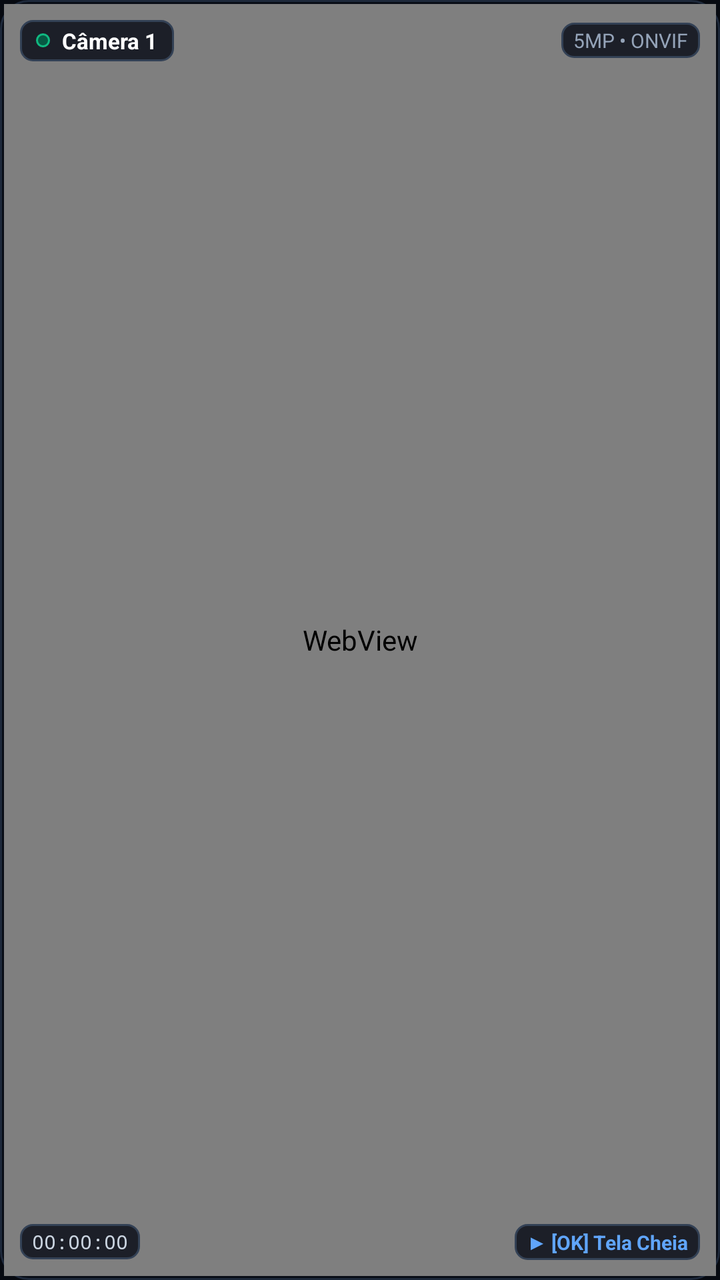
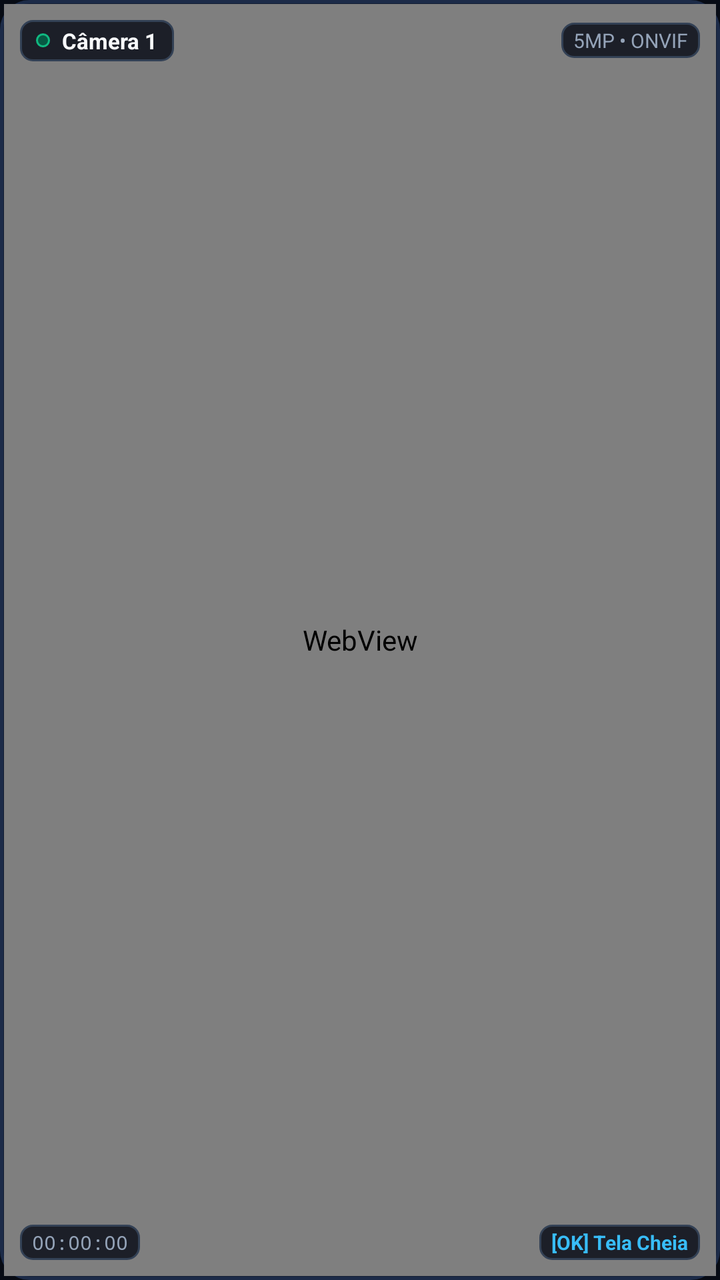

The first picture is an Android layout as it rendered before a commit; the second is the same layout after the commit. The layout source and the unified diff follow.
<!-- AndroidManifest.xml: application theme Theme.ServONVIF -->
<!-- res/layout/item_mosaic_camera.xml -->
<?xml version="1.0" encoding="utf-8"?>
<FrameLayout xmlns:android="http://schemas.android.com/apk/res/android"
    android:id="@+id/cellRoot"
    android:layout_width="match_parent"
    android:layout_height="match_parent"
    android:background="@drawable/selector_camera_cell"
    android:focusable="true"
    android:clickable="true"
    android:padding="2dp">

    
    <WebView
        android:id="@+id/cellWebView"
        android:layout_width="match_parent"
        android:layout_height="match_parent"
        android:background="#000000"
        android:focusable="false"
        android:clickable="false" />

    
    <LinearLayout
        android:id="@+id/cellOfflineOverlay"
        android:layout_width="match_parent"
        android:layout_height="match_parent"
        android:orientation="vertical"
        android:gravity="center"
        android:background="#1E293B"
        android:visibility="gone"
        android:padding="16dp">

        <TextView
            android:layout_width="wrap_content"
            android:layout_height="wrap_content"
            android:text="📹"
            android:textSize="32sp" />

        <TextView
            android:id="@+id/tvOfflineTitle"
            android:layout_width="wrap_content"
            android:layout_height="wrap_content"
            android:text="Câmera Desconectada"
            android:textColor="#E2E8F0"
            android:textSize="14sp"
            android:textStyle="bold"
            android:layout_marginTop="8dp" />

        <TextView
            android:id="@+id/tvOfflineSub"
            android:layout_width="wrap_content"
            android:layout_height="wrap_content"
            android:text="Tentando reconectar..."
            android:textColor="#94A3B8"
            android:textSize="11sp"
            android:layout_marginTop="4dp" />
    </LinearLayout>

    
    <LinearLayout
        android:id="@+id/layoutTopOsd"
        android:layout_width="match_parent"
        android:layout_height="wrap_content"
        android:orientation="horizontal"
        android:gravity="center_vertical"
        android:layout_gravity="top"
        android:padding="8dp">

        
        <LinearLayout
            android:layout_width="wrap_content"
            android:layout_height="wrap_content"
            android:orientation="horizontal"
            android:gravity="center_vertical"
            android:background="@drawable/bg_osd_pill"
            android:paddingStart="8dp"
            android:paddingEnd="8dp"
            android:paddingTop="3dp"
            android:paddingBottom="3dp">

            <View
                android:id="@+id/dotLive"
                android:layout_width="7dp"
                android:layout_height="7dp"
                android:background="@drawable/bg_live_badge"
                android:layout_marginEnd="6dp" />

            <TextView
                android:id="@+id/tvCellName"
                android:layout_width="wrap_content"
                android:layout_height="wrap_content"
                android:text="Câmera 1"
                android:textColor="#FFFFFF"
                android:textSize="11sp"
                android:textStyle="bold"
                android:singleLine="true" />
        </LinearLayout>

        <View
            android:layout_width="0dp"
            android:layout_height="1dp"
            android:layout_weight="1" />

        
        <TextView
            android:id="@+id/tvCellInfo"
            android:layout_width="wrap_content"
            android:layout_height="wrap_content"
            android:text="5MP • ONVIF"
            android:textColor="#94A3B8"
            android:textSize="10sp"
            android:background="@drawable/bg_osd_pill"
            android:paddingStart="6dp"
            android:paddingEnd="6dp"
            android:paddingTop="2dp"
            android:paddingBottom="2dp" />
    </LinearLayout>

    
    <LinearLayout
        android:id="@+id/layoutCellMotionBanner"
        android:layout_width="wrap_content"
        android:layout_height="wrap_content"
        android:layout_gravity="center"
        android:orientation="horizontal"
        android:gravity="center_vertical"
        android:background="@drawable/bg_motion_alert_badge"
        android:paddingStart="12dp"
        android:paddingEnd="12dp"
        android:paddingTop="5dp"
        android:paddingBottom="5dp"
        android:visibility="gone">

        <TextView
            android:id="@+id/tvMotionBannerText"
            android:layout_width="wrap_content"
            android:layout_height="wrap_content"
            android:text="⚠️ MOVIMENTO DETECTADO"
            android:textColor="#FFFFFF"
            android:textSize="11sp"
            android:textStyle="bold" />
    </LinearLayout>

    
    <LinearLayout
        android:id="@+id/layoutBottomOsd"
        android:layout_width="match_parent"
        android:layout_height="wrap_content"
        android:orientation="horizontal"
        android:gravity="center_vertical"
        android:layout_gravity="bottom"
        android:padding="8dp">

        <TextView
            android:id="@+id/tvCellClock"
            android:layout_width="wrap_content"
            android:layout_height="wrap_content"
            android:text="00:00:00"
            android:textColor="#CBD5E1"
            android:textSize="10sp"
            android:fontFamily="monospace"
            android:background="@drawable/bg_osd_pill"
            android:paddingStart="6dp"
            android:paddingEnd="6dp"
            android:paddingTop="2dp"
            android:paddingBottom="2dp" />

        <View
            android:layout_width="0dp"
            android:layout_height="1dp"
            android:layout_weight="1" />

        <TextView
            android:id="@+id/tvCellHint"
            android:layout_width="wrap_content"
            android:layout_height="wrap_content"
            android:text="▶ [OK] Tela Cheia"
            android:textColor="#60A5FA"
            android:textSize="10sp"
            android:textStyle="bold"
            android:background="@drawable/bg_osd_pill"
            android:paddingStart="6dp"
            android:paddingEnd="6dp"
            android:paddingTop="2dp"
            android:paddingBottom="2dp" />
    </LinearLayout>
</FrameLayout>
<!-- resources referenced by this layout -->
<resources>
  <!-- drawable bg_live_badge (drawable) -->
  <?xml version="1.0" encoding="utf-8"?>
  <shape xmlns:android="http://schemas.android.com/apk/res/android"
      android:shape="rectangle">
      <solid android:color="#E6065F46" />
      <stroke android:width="1dp" android:color="#10B981" />
      <corners android:radius="6dp" />
  </shape>
  <!-- drawable bg_motion_alert_badge (drawable) -->
  <?xml version="1.0" encoding="utf-8"?>
  <shape xmlns:android="http://schemas.android.com/apk/res/android"
      android:shape="rectangle">
      <solid android:color="#E6991B1B" />
      <stroke android:width="1dp" android:color="#EF4444" />
      <corners android:radius="6dp" />
  </shape>
  <!-- drawable bg_osd_pill (drawable) -->
  <?xml version="1.0" encoding="utf-8"?>
  <shape xmlns:android="http://schemas.android.com/apk/res/android"
      android:shape="rectangle">
      <solid android:color="#D90B0F19" />
      <corners android:radius="6dp" />
      <stroke
          android:width="1dp"
          android:color="#334155" />
  </shape>
  <!-- drawable selector_camera_cell (drawable) -->
  <?xml version="1.0" encoding="utf-8"?>
  <selector xmlns:android="http://schemas.android.com/apk/res/android">
      <item android:state_focused="true" android:drawable="@drawable/bg_camera_cell_focused" />
      <item android:state_pressed="true" android:drawable="@drawable/bg_camera_cell_focused" />
      <item android:drawable="@drawable/bg_camera_cell" />
  </selector>
  <style name="Theme.ServONVIF" parent="Theme.MaterialComponents.DayNight.NoActionBar">
          <item name="colorPrimary">@color/blue_primary</item>
          <item name="android:windowBackground">@color/dark_bg</item>
      </style>
  <!-- drawable bg_camera_cell_focused (drawable) -->
  <?xml version="1.0" encoding="utf-8"?>
  <shape xmlns:android="http://schemas.android.com/apk/res/android"
      android:shape="rectangle">
      <solid android:color="#0F172A" />
      <corners android:radius="14dp" />
      <stroke
          android:width="2.5dp"
          android:color="#38BDF8" />
  </shape>
  <!-- drawable bg_camera_cell (drawable) -->
  <?xml version="1.0" encoding="utf-8"?>
  <shape xmlns:android="http://schemas.android.com/apk/res/android"
      android:shape="rectangle">
      <solid android:color="#090D16" />
      <corners android:radius="14dp" />
      <stroke
          android:width="1dp"
          android:color="#1E293B" />
  </shape>
  <color name="blue_primary">#FF2563EB</color>
  <color name="dark_bg">#FF070A11</color>
</resources>

<!-- the commit's change to res/layout/item_mosaic_camera.xml (unified diff, before → after) -->
@@ -13,7 +13,7 @@
         android:id="@+id/cellWebView"
         android:layout_width="match_parent"
         android:layout_height="match_parent"
-        android:background="#000000"
+        android:background="@color/black"
         android:focusable="false"
         android:clickable="false" />
 
@@ -24,22 +24,16 @@
         android:layout_height="match_parent"
         android:orientation="vertical"
         android:gravity="center"
-        android:background="#1E293B"
+        android:background="@color/card_bg"
         android:visibility="gone"
         android:padding="16dp">
-
-        <TextView
-            android:layout_width="wrap_content"
-            android:layout_height="wrap_content"
-            android:text="📹"
-            android:textSize="32sp" />
 
         <TextView
             android:id="@+id/tvOfflineTitle"
             android:layout_width="wrap_content"
             android:layout_height="wrap_content"
             android:text="Câmera Desconectada"
-            android:textColor="#E2E8F0"
+            android:textColor="@color/text_primary"
             android:textSize="14sp"
             android:textStyle="bold"
             android:layout_marginTop="8dp" />
@@ -49,7 +43,7 @@
             android:layout_width="wrap_content"
             android:layout_height="wrap_content"
             android:text="Tentando reconectar..."
-            android:textColor="#94A3B8"
+            android:textColor="@color/text_secondary"
             android:textSize="11sp"
             android:layout_marginTop="4dp" />
     </LinearLayout>
@@ -88,7 +82,7 @@
                 android:layout_width="wrap_content"
                 android:layout_height="wrap_content"
                 android:text="Câmera 1"
-                android:textColor="#FFFFFF"
+                android:textColor="@color/text_primary"
                 android:textSize="11sp"
                 android:textStyle="bold"
                 android:singleLine="true" />
@@ -105,7 +99,7 @@
             android:layout_width="wrap_content"
             android:layout_height="wrap_content"
             android:text="5MP • ONVIF"
-            android:textColor="#94A3B8"
+            android:textColor="@color/text_secondary"
             android:textSize="10sp"
             android:background="@drawable/bg_osd_pill"
             android:paddingStart="6dp"
@@ -133,8 +127,8 @@
             android:id="@+id/tvMotionBannerText"
             android:layout_width="wrap_content"
             android:layout_height="wrap_content"
-            android:text="⚠️ MOVIMENTO DETECTADO"
-            android:textColor="#FFFFFF"
+            android:text="MOVIMENTO DETECTADO"
+            android:textColor="@color/text_primary"
             android:textSize="11sp"
             android:textStyle="bold" />
     </LinearLayout>
@@ -154,7 +148,7 @@
             android:layout_width="wrap_content"
             android:layout_height="wrap_content"
             android:text="00:00:00"
-            android:textColor="#CBD5E1"
+            android:textColor="@color/text_secondary"
             android:textSize="10sp"
             android:fontFamily="monospace"
             android:background="@drawable/bg_osd_pill"
@@ -172,8 +166,8 @@
             android:id="@+id/tvCellHint"
             android:layout_width="wrap_content"
             android:layout_height="wrap_content"
-            android:text="▶ [OK] Tela Cheia"
-            android:textColor="#60A5FA"
+            android:text="[OK] Tela Cheia"
+            android:textColor="@color/blue_accent"
             android:textSize="10sp"
             android:textStyle="bold"
             android:background="@drawable/bg_osd_pill"
<!-- resource entries referenced after the edit -->
@@ -1,5 +1,10 @@
 <!-- resources referenced by this layout -->
 <resources>
+  <color name="black">#FF000000</color>
+  <color name="blue_accent">#FF38BDF8</color>
+  <color name="card_bg">#FF131D33</color>
+  <color name="text_primary">#FFF8FAFC</color>
+  <color name="text_secondary">#FF94A3B8</color>
   <!-- drawable bg_live_badge (drawable) -->
   <?xml version="1.0" encoding="utf-8"?>
   <shape xmlns:android="http://schemas.android.com/apk/res/android"
@@ -41,23 +46,26 @@
   <?xml version="1.0" encoding="utf-8"?>
   <shape xmlns:android="http://schemas.android.com/apk/res/android"
       android:shape="rectangle">
-      <solid android:color="#0F172A" />
+      <solid android:color="@color/card_surface_elevated" />
+      <stroke
+          android:width="3dp"
+          android:color="@color/card_border_glow" />
       <corners android:radius="14dp" />
-      <stroke
-          android:width="2.5dp"
-          android:color="#38BDF8" />
   </shape>
   <!-- drawable bg_camera_cell (drawable) -->
   <?xml version="1.0" encoding="utf-8"?>
   <shape xmlns:android="http://schemas.android.com/apk/res/android"
       android:shape="rectangle">
-      <solid android:color="#090D16" />
+      <solid android:color="@color/card_bg" />
+      <stroke
+          android:width="1.5dp"
+          android:color="@color/card_border" />
       <corners android:radius="14dp" />
-      <stroke
-          android:width="1dp"
-          android:color="#1E293B" />
   </shape>
   <color name="blue_primary">#FF2563EB</color>
-  <color name="dark_bg">#FF070A11</color>
+  <color name="dark_bg">#FF070B14</color>
+  <color name="card_surface_elevated">#FF182542</color>
+  <color name="card_border_glow">#FF38BDF8</color>
+  <color name="card_border">#FF1C2B48</color>
 </resources>
 
